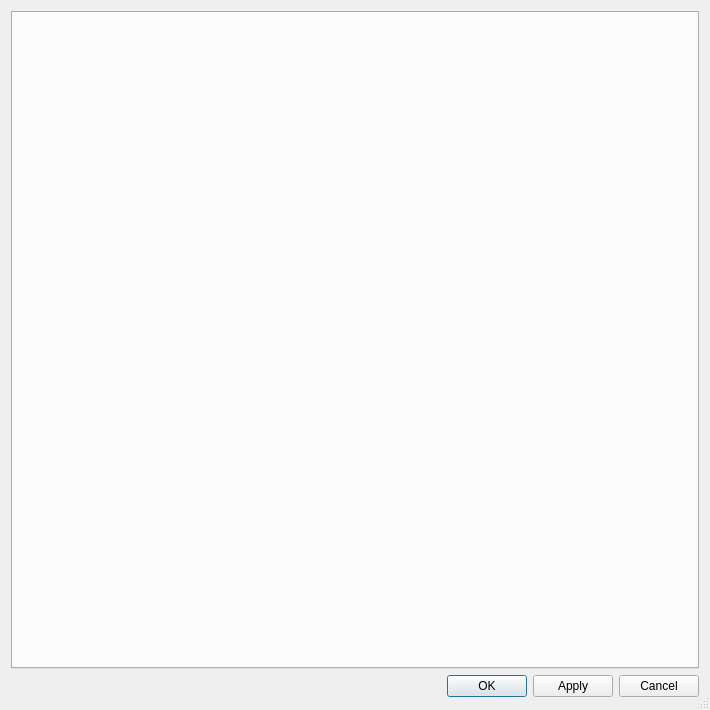
Above: src/config-dialog.ui from shundhammer/qdirstat before the change. Below: the same form after it.
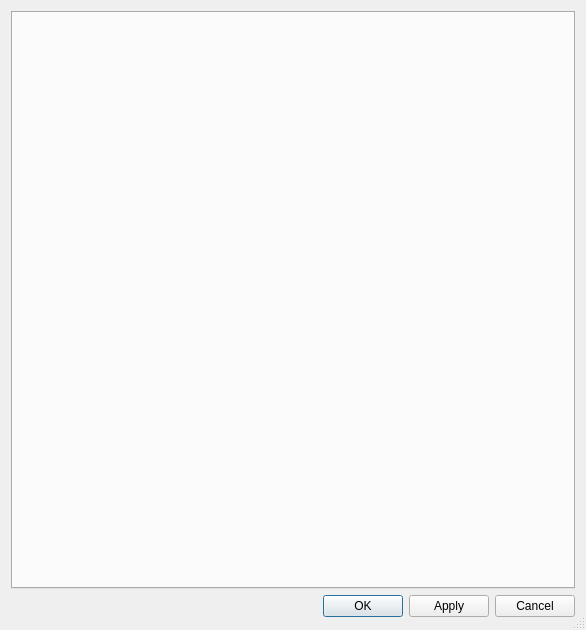
That is the form after the change.

```diff
--- a/src/config-dialog.ui
+++ b/src/config-dialog.ui
@@ -6,8 +6,8 @@
    <rect>
     <x>0</x>
     <y>0</y>
-    <width>710</width>
-    <height>710</height>
+    <width>586</width>
+    <height>630</height>
    </rect>
   </property>
   <property name="windowTitle">
```
